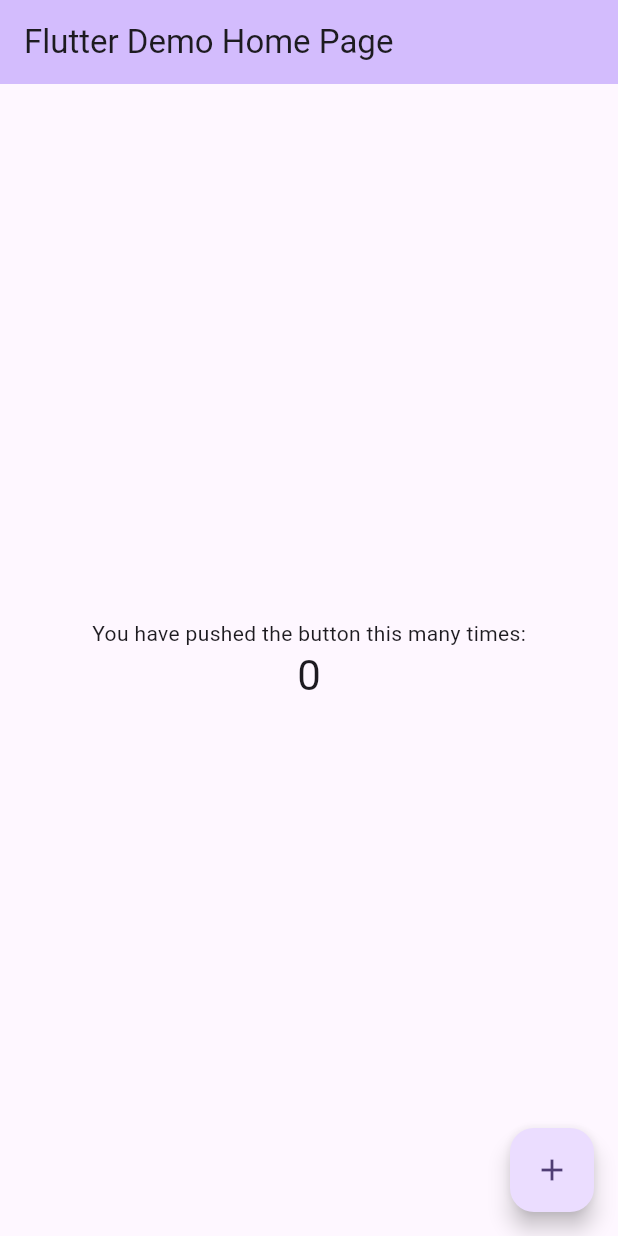
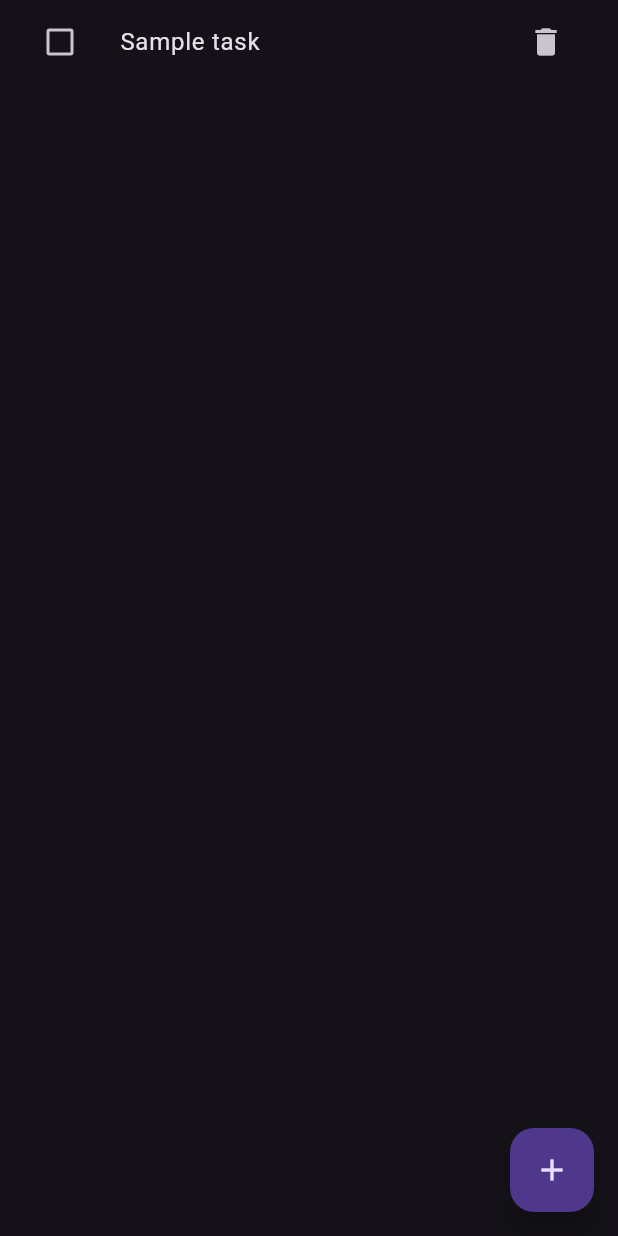
Before and after one commit to LyNNxMooon/Flutter_BLoc_app, a Flutter app: the screen it shows after launch, on a phone screen of 412 x 824 dp. Run offline on Flutter 3.47's test engine with Material 3 defaults, Android fonts, the phone set to English and light mode, and no system bars; our stand-ins replace flutter_bloc, hive, hive_flutter; accounts and stored records are empty.

Commit message:
BLoc state management

```diff
--- /dev/null
+++ b/lib/BLoc/cubits/to_do_cubit.dart
@@ -0,0 +1,44 @@
+import 'package:bloc_todo_app/data/models/to_do_hive_model.dart';
+import 'package:bloc_todo_app/data/vos/todo_task.dart';
+import 'package:flutter_bloc/flutter_bloc.dart';
+
+class ToDoCubit extends Cubit<List<ToDoTask>> {
+  final ToDoHiveModel _todoHiveModel;
+
+  ToDoCubit(this._todoHiveModel) : super([]) {
+    loadToDoTasks();
+  }
+
+  loadToDoTasks() {
+    final toDoList = _todoHiveModel.getToDoTaskList();
+
+    emit(toDoList);
+  }
+
+  addToDoTask(String task) {
+    int id = DateTime.now().millisecondsSinceEpoch;
+
+    final newTask = ToDoTask(id: id, task: task, isCompleted: false);
+
+    _todoHiveModel.saveToDoTask(newTask);
+
+    //re-load
+    loadToDoTasks();
+  }
+
+  deleteToDoTask(ToDoTask task) {
+    _todoHiveModel.deleteToDoTask(task);
+
+    //re-load
+    loadToDoTasks();
+  }
+
+  updateToDoTask(ToDoTask task, int index) {
+    final updatedTask = task.toggleCompletion();
+
+    _todoHiveModel.updateToDoTask(updatedTask, index);
+
+    //re-load
+    loadToDoTasks();
+  }
+}
--- /dev/null
+++ b/lib/BLoc/pages/to_do_page.dart
@@ -0,0 +1,19 @@
+import 'package:bloc_todo_app/BLoc/cubits/to_do_cubit.dart';
+import 'package:bloc_todo_app/data/models/to_do_hive_model.dart';
+import 'package:bloc_todo_app/screens/to_do_screen.dart';
+import 'package:flutter/material.dart';
+import 'package:flutter_bloc/flutter_bloc.dart';
+
+class ToDoPage extends StatelessWidget {
+  const ToDoPage({super.key, required this.toDoHiveModel});
+
+  final ToDoHiveModel toDoHiveModel;
+
+  @override
+  Widget build(BuildContext context) {
+    return BlocProvider(
+      create: (context) => ToDoCubit(toDoHiveModel),
+      child: ToDoScreen(),
+    );
+  }
+}
--- /dev/null
+++ b/lib/data/models/to_do_hive_model.dart
@@ -0,0 +1,48 @@
+import 'package:bloc_todo_app/data/vos/todo_task.dart';
+import 'package:bloc_todo_app/persistent/hive_dao.dart';
+
+class ToDoHiveModel {
+  ToDoHiveModel._();
+  static final ToDoHiveModel _singleton = ToDoHiveModel._();
+  factory ToDoHiveModel() => _singleton;
+
+  final HiveDao _hiveDao = HiveDao();
+
+  //init sample Data
+
+  ToDoTask sampleTask =
+      ToDoTask(id: 0, task: "Sample task", isCompleted: false);
+
+  //Create
+
+  void saveToDoTask(ToDoTask task) {
+    List<ToDoTask> currentList = getToDoTaskList();
+    currentList.add(task);
+
+    _hiveDao.saveToDoTaskList(currentList);
+  }
+
+  //Read
+
+  List<ToDoTask> getToDoTaskList() =>
+      _hiveDao.getToDoTaskList() ?? <ToDoTask>[sampleTask];
+
+  //Update
+  void updateToDoTask(ToDoTask task, int index) {
+    List<ToDoTask> currentList = getToDoTaskList();
+
+    currentList[index] = task;
+
+    _hiveDao.updateToDoTaskList(currentList);
+  }
+
+  //Delete
+
+  void deleteToDoTask(ToDoTask task) {
+    List<ToDoTask> currentList = getToDoTaskList();
+
+    currentList.remove(task);
+
+    _hiveDao.updateToDoTaskList(currentList);
+  }
+}
--- /dev/null
+++ b/lib/data/vos/todo_task.dart
@@ -0,0 +1,19 @@
+import 'package:bloc_todo_app/persistent/hive_constant.dart';
+import 'package:hive/hive.dart';
+part 'todo_task.g.dart';
+
+@HiveType(typeId: kTypeIdForTodoTask)
+class ToDoTask {
+  @HiveField(0)
+  final int id;
+  @HiveField(1)
+  final String task;
+  @HiveField(2)
+  final bool isCompleted;
+
+  ToDoTask({required this.id, required this.task, this.isCompleted = false});
+
+  ToDoTask toggleCompletion() {
+    return ToDoTask(id: id, task: task, isCompleted: !isCompleted);
+  }
+}
--- a/lib/main.dart
+++ b/lib/main.dart
@@ -1,125 +1,37 @@
+import 'package:bloc_todo_app/BLoc/pages/to_do_page.dart';
+import 'package:bloc_todo_app/data/models/to_do_hive_model.dart';
+import 'package:bloc_todo_app/data/vos/todo_task.dart';
+import 'package:bloc_todo_app/persistent/hive_constant.dart';
+
 import 'package:flutter/material.dart';
+import 'package:flutter/services.dart';
+import 'package:hive_flutter/hive_flutter.dart';
 
-void main() {
-  runApp(const MyApp());
+void main() async {
+  WidgetsFlutterBinding.ensureInitialized();
+  SystemChrome.setPreferredOrientations([DeviceOrientation.portraitUp]);
+  await Hive.initFlutter();
+  Hive.registerAdapter(ToDoTaskAdapter());
+  await Hive.openBox<List<ToDoTask>>(kBoxNameForToDoTask);
+
+  final todoHiveModel = ToDoHiveModel();
+  runApp(MyApp(
+    todoHiveModel: todoHiveModel,
+  ));
 }
 
 class MyApp extends StatelessWidget {
-  const MyApp({super.key});
+  const MyApp({super.key, required this.todoHiveModel});
 
-  // This widget is the root of your application.
+  final ToDoHiveModel todoHiveModel;
+
   @override
   Widget build(BuildContext context) {
     return MaterialApp(
-      title: 'Flutter Demo',
-      theme: ThemeData(
-        // This is the theme of your application.
-        //
-        // TRY THIS: Try running your application with "flutter run". You'll see
-        // the application has a purple toolbar. Then, without quitting the app,
-        // try changing the seedColor in the colorScheme below to Colors.green
-        // and then invoke "hot reload" (save your changes or press the "hot
-        // reload" button in a Flutter-supported IDE, or press "r" if you used
-        // the command line to start the app).
-        //
-        // Notice that the counter didn't reset back to zero; the application
-        // state is not lost during the reload. To reset the state, use hot
-        // restart instead.
-        //
-        // This works for code too, not just values: Most code changes can be
-        // tested with just a hot reload.
-        colorScheme: ColorScheme.fromSeed(seedColor: Colors.deepPurple),
-        useMaterial3: true,
-      ),
-      home: const MyHomePage(title: 'Flutter Demo Home Page'),
-    );
+        debugShowCheckedModeBanner: false,
+        theme: ThemeData.dark(),
+        home: ToDoPage(
+          toDoHiveModel: todoHiveModel,
+        ));
   }
 }
-
-class MyHomePage extends StatefulWidget {
-  const MyHomePage({super.key, required this.title});
-
-  // This widget is the home page of your application. It is stateful, meaning
-  // that it has a State object (defined below) that contains fields that affect
-  // how it looks.
-
-  // This class is the configuration for the state. It holds the values (in this
-  // case the title) provided by the parent (in this case the App widget) and
-  // used by the build method of the State. Fields in a Widget subclass are
-  // always marked "final".
-
-  final String title;
-
-  @override
-  State<MyHomePage> createState() => _MyHomePageState();
-}
-
-class _MyHomePageState extends State<MyHomePage> {
-  int _counter = 0;
-
-  void _incrementCounter() {
-    setState(() {
-      // This call to setState tells the Flutter framework that something has
-      // changed in this State, which causes it to rerun the build method below
-      // so that the display can reflect the updated values. If we changed
-      // _counter without calling setState(), then the build method would not be
-      // called again, and so nothing would appear to happen.
-      _counter++;
-    });
-  }
-
-  @override
-  Widget build(BuildContext context) {
-    // This method is rerun every time setState is called, for instance as done
-    // by the _incrementCounter method above.
-    //
-    // The Flutter framework has been optimized to make rerunning build methods
-    // fast, so that you can just rebuild anything that needs updating rather
-    // than having to individually change instances of widgets.
-    return Scaffold(
-      appBar: AppBar(
-        // TRY THIS: Try changing the color here to a specific color (to
-        // Colors.amber, perhaps?) and trigger a hot reload to see the AppBar
-        // change color while the other colors stay the same.
-        backgroundColor: Theme.of(context).colorScheme.inversePrimary,
-        // Here we take the value from the MyHomePage object that was created by
-        // the App.build method, and use it to set our appbar title.
-        title: Text(widget.title),
-      ),
-      body: Center(
-        // Center is a layout widget. It takes a single child and positions it
-        // in the middle of the parent.
-        child: Column(
-          // Column is also a layout widget. It takes a list of children and
-          // arranges them vertically. By default, it sizes itself to fit its
-          // children horizontally, and tries to be as tall as its parent.
-          //
-          // Column has various properties to control how it sizes itself and
-          // how it positions its children. Here we use mainAxisAlignment to
-          // center the children vertically; the main axis here is the vertical
-          // axis because Columns are vertical (the cross axis would be
-          // horizontal).
-          //
-          // TRY THIS: Invoke "debug painting" (choose the "Toggle Debug Paint"
-          // action in the IDE, or press "p" in the console), to see the
-          // wireframe for each widget.
-          mainAxisAlignment: MainAxisAlignment.center,
-          children: <Widget>[
-            const Text(
-              'You have pushed the button this many times:',
-            ),
-            Text(
-              '$_counter',
-              style: Theme.of(context).textTheme.headlineMedium,
-            ),
-          ],
-        ),
-      ),
-      floatingActionButton: FloatingActionButton(
-        onPressed: _incrementCounter,
-        tooltip: 'Increment',
-        child: const Icon(Icons.add),
-      ), // This trailing comma makes auto-formatting nicer for build methods.
-    );
-  }
-}
--- /dev/null
+++ b/lib/persistent/hive_dao.dart
@@ -0,0 +1,28 @@
+import 'package:bloc_todo_app/data/vos/todo_task.dart';
+import 'package:bloc_todo_app/domain/repository.dart';
+import 'package:bloc_todo_app/persistent/hive_constant.dart';
+import 'package:hive/hive.dart';
+
+class HiveDao implements ToDoRepo {
+  HiveDao._();
+  static final HiveDao _singleton = HiveDao._();
+  factory HiveDao() => _singleton;
+
+  Box<List<ToDoTask>> getToDoTasksBox() =>
+      Hive.box<List<ToDoTask>>(kBoxNameForToDoTask);
+
+  @override
+  void deleteToDoTaskList() => getToDoTasksBox().delete(kHiveKeyForToDoTask);
+
+  @override
+  List<ToDoTask>? getToDoTaskList() =>
+      getToDoTasksBox().get(kHiveKeyForToDoTask);
+
+  @override
+  void saveToDoTaskList(List<ToDoTask> tasks) =>
+      getToDoTasksBox().put(kHiveKeyForToDoTask, tasks);
+
+  @override
+  void updateToDoTaskList(List<ToDoTask> tasks) =>
+      getToDoTasksBox().put(kHiveKeyForToDoTask, tasks);
+}
--- /dev/null
+++ b/lib/screens/to_do_screen.dart
@@ -0,0 +1,83 @@
+import 'package:bloc_todo_app/BLoc/cubits/to_do_cubit.dart';
+import 'package:bloc_todo_app/data/vos/todo_task.dart';
+import 'package:flutter/material.dart';
+import 'package:flutter_bloc/flutter_bloc.dart';
+
+class ToDoScreen extends StatelessWidget {
+  ToDoScreen({super.key});
+
+  final _taskController = TextEditingController();
+
+  _showAddToDoDialog(BuildContext context) {
+    final todoCubit = context.read<ToDoCubit>();
+
+    showDialog(
+      context: context,
+      builder: (context) => AlertDialog(actions: [
+        TextButton(
+            style: ButtonStyle(
+                backgroundColor: WidgetStatePropertyAll(Colors.black),
+                foregroundColor: WidgetStatePropertyAll(Colors.white)),
+            onPressed: () {
+              todoCubit.addToDoTask(_taskController.text);
+              Navigator.of(context).pop();
+            },
+            child: Text("Add")),
+      ], content: addDialogWidget(context)),
+    );
+  }
+
+  @override
+  Widget build(BuildContext context) {
+    return SafeArea(
+      child: Scaffold(
+        floatingActionButton: FloatingActionButton(
+          onPressed: () => _showAddToDoDialog(context),
+          child: const Icon(Icons.add),
+        ),
+        body: BlocBuilder<ToDoCubit, List<ToDoTask>>(
+          builder: (context, toDos) => ListView.separated(
+              itemBuilder: (context, index) =>
+                  toDoTileWidget(context, toDos[index], index),
+              separatorBuilder: (context, index) => const SizedBox(
+                    height: 15,
+                  ),
+              itemCount: toDos.length),
+        ),
+      ),
+    );
+  }
+
+  Widget addDialogWidget(BuildContext context) {
+    return Column(
+      mainAxisSize: MainAxisSize.min,
+      children: [
+        Text(
+          "New Task",
+          style: TextStyle(
+              color: Colors.white, fontSize: 16, fontWeight: FontWeight.bold),
+        ),
+        const SizedBox(
+          height: 20,
+        ),
+        TextField(
+          controller: _taskController,
+        ),
+      ],
+    );
+  }
+
+  Widget toDoTileWidget(BuildContext context, ToDoTask task, int index) {
+    final todoCubit = context.read<ToDoCubit>();
+    return ListTile(
+      title: Text(task.task),
+      leading: Checkbox(
+        value: task.isCompleted,
+        onChanged: (value) => todoCubit.updateToDoTask(task, index),
+      ),
+      trailing: IconButton(
+          onPressed: () => todoCubit.deleteToDoTask(task),
+          icon: const Icon(Icons.delete)),
+    );
+  }
+}
```
Also changed, not shown: lib/domain/repository.dart (added, +18 -0 lines), lib/persistent/hive_constant.dart (added, +11 -0 lines), pubspec.yaml (+6 -2 lines), lib/data/vos/todo_task.g.dart (added), pubspec.lock, 2 other files.
